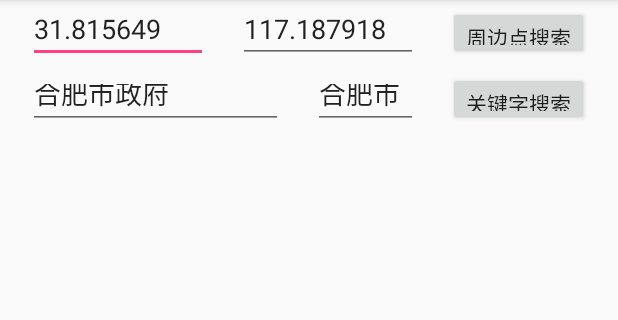
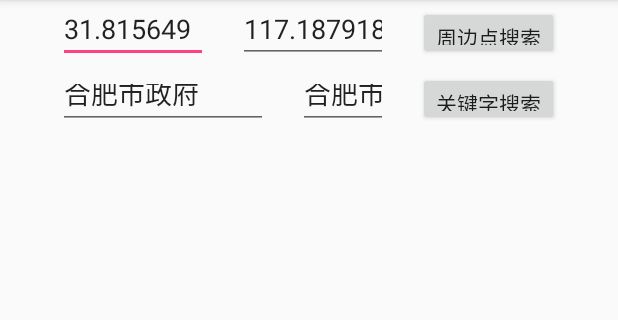
Before and after one commit to bravecheng/GlobalPoi, an Android app: the screen it shows after launch (MainActivity), on a phone screen of 412 x 824 dp, the part 84-404 px from its top. Run offline under Robolectric (Android 15) with nearby library versions, the phone set to English and light mode, and no system bars; libraries missing offline, so code that uses them is left out: com.alibaba.fastjson.

Commit message:
完善关键字搜索

```diff
--- a/app/src/main/res/layout/activity_main.xml
+++ b/app/src/main/res/layout/activity_main.xml
@@ -14,7 +14,7 @@
 
         <EditText
             android:id="@+id/lat"
-            android:layout_width="120dp"
+            android:layout_width="100dp"
             android:layout_height="40dp"
             android:inputType="numberSigned|numberDecimal"
             android:lines="1"
@@ -23,7 +23,7 @@
 
         <EditText
             android:id="@+id/lng"
-            android:layout_width="120dp"
+            android:layout_width="100dp"
             android:layout_height="40dp"
             android:layout_marginLeft="20dp"
             android:inputType="numberSigned|numberDecimal"
@@ -49,7 +49,7 @@
 
         <EditText
             android:id="@+id/et_keyword"
-            android:layout_width="170dp"
+            android:layout_width="140dp"
             android:layout_height="40dp"
             android:inputType="text"
             android:text="合肥市政府"
@@ -58,7 +58,7 @@
 
         <EditText
             android:id="@+id/city"
-            android:layout_width="70dp"
+            android:layout_width="60dp"
             android:layout_height="40dp"
             android:layout_marginLeft="20dp"
             android:inputType="text"
```
